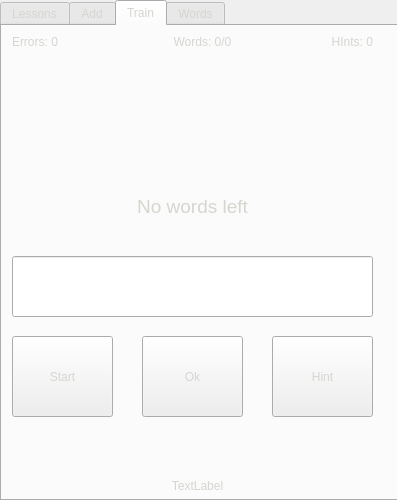
This is mainwindow.ui in rezzett/qlwt as Qt 5 draws it before an edit. The edited form follows.
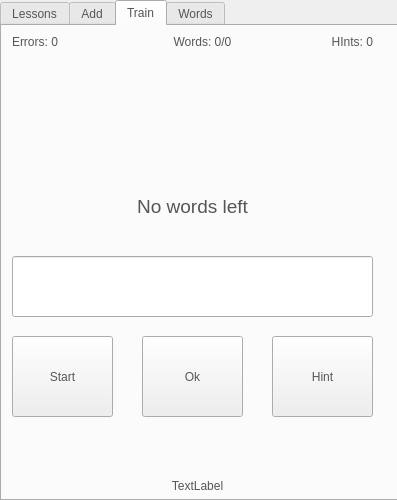
This is the edited form. The open tabs and pages were chosen to show the change.

Commit message: before branch

The edit to the form file:
```diff
--- a/mainwindow.ui
+++ b/mainwindow.ui
@@ -36,7 +36,7 @@
      </rect>
     </property>
     <property name="styleSheet">
-     <string notr="true">color: rgb(211, 215, 207);
+     <string notr="true">color: rgb(85, 87, 83);
 </string>
     </property>
     <property name="currentIndex">
```
Left out of the diff: 2 changed lines with no effect on the pictures.
